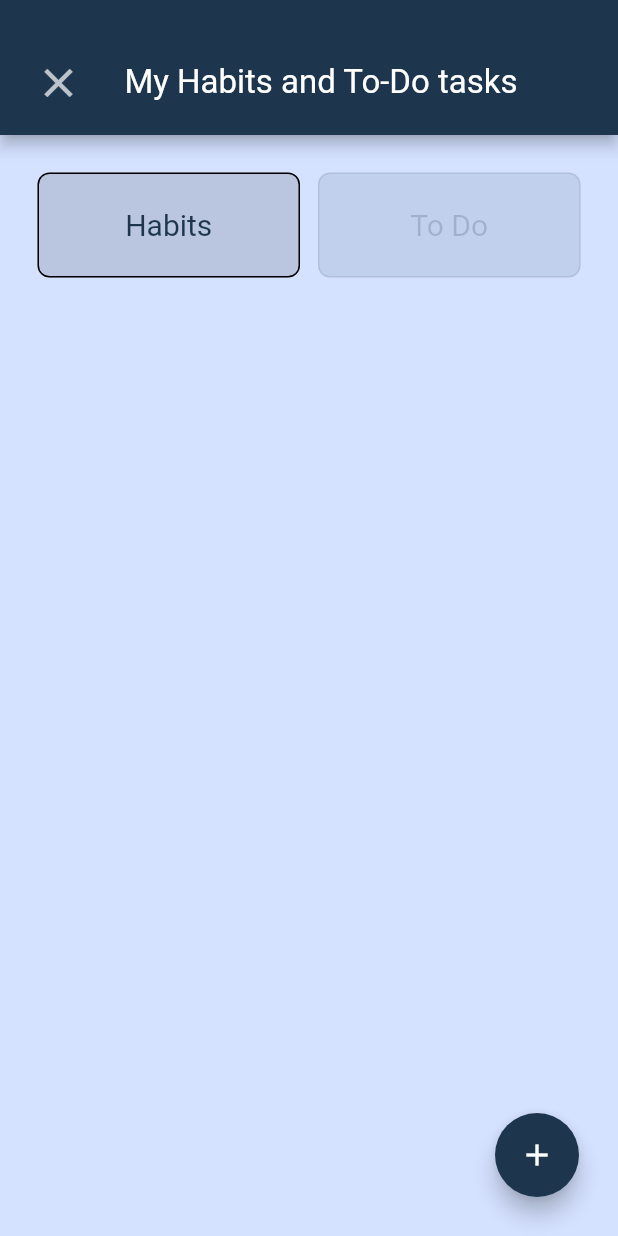
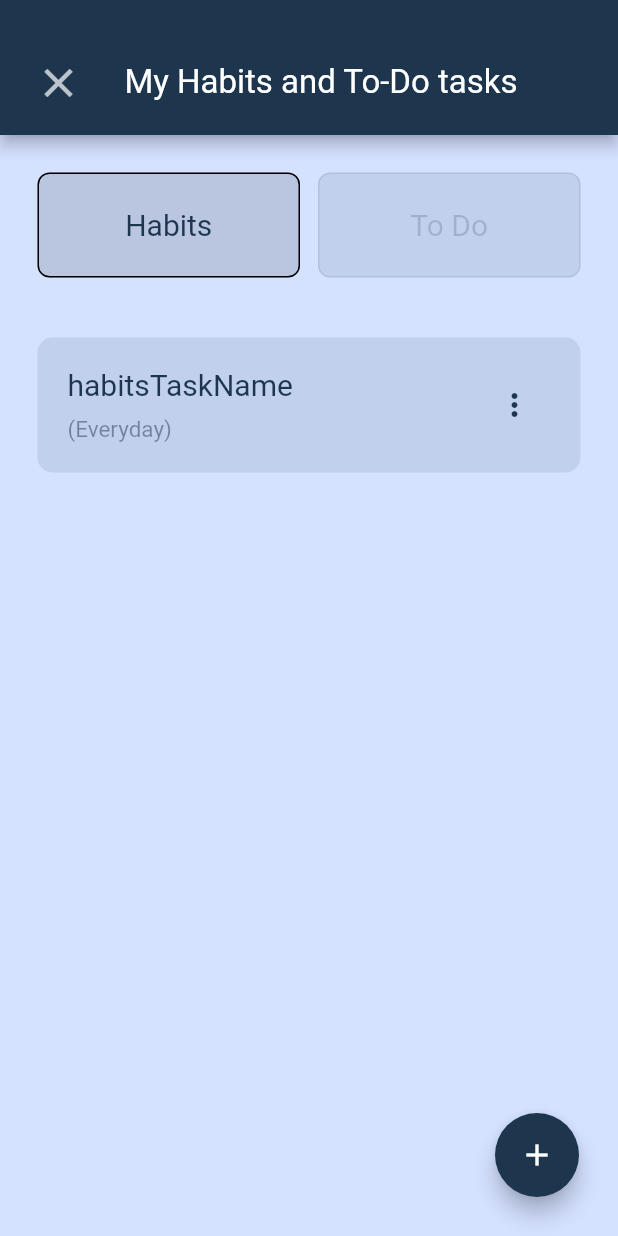
Before and after one commit to Alpha-Ronald/task_tracker-app, a Flutter app: the EditTasksPage screen opened directly, on a phone screen of 412 x 824 dp. Run offline on Flutter 3.47's test engine with Material 2 defaults, Android fonts, the phone set to English and light mode, and no system bars.

Commit message:
HabitsTile for edit complete

```diff
--- a/lib/Edit Tasks/edit_tasks_page.dart
+++ b/lib/Edit Tasks/edit_tasks_page.dart
@@ -41,10 +41,14 @@ class EditTasksPageState extends State<EditTasksPage> {
                   });
                 },
               ),
+              const SizedBox(
+                height: 40,
+              ),
               /*if (showHabitsList)
                 CustomTaskList()
               else
                 CompulsoryTaskList(),*/
+              const HabitsTileEdits(),
             ],
           ),
         ),
@@ -53,3 +57,117 @@ class EditTasksPageState extends State<EditTasksPage> {
 }
 
 //Color(0xFF1D364D)
+
+class HabitsTileEdits extends StatelessWidget {
+  const HabitsTileEdits({super.key});
+
+  @override
+  Widget build(BuildContext context) {
+    return Container(
+        height: 90,
+        width: double.maxFinite,
+        padding: const EdgeInsets.all(20),
+        decoration: BoxDecoration(
+            color: const Color(0xFF1D364D).withOpacity(0.1),
+            borderRadius: BorderRadius.circular(10)),
+        child:
+            Row(mainAxisAlignment: MainAxisAlignment.spaceBetween, children: [
+          Column(
+            mainAxisAlignment: MainAxisAlignment.spaceBetween,
+            crossAxisAlignment: CrossAxisAlignment.start,
+            children: [
+              Text(
+                'habitsTaskName',
+                style: Theme.of(context)
+                    .textTheme
+                    .displaySmall
+                    ?.copyWith(fontSize: 20),
+              ),
+              Text(
+                '(Everyday)',
+                style: Theme.of(context).textTheme.displaySmall?.copyWith(
+                    fontSize: 15,
+                    color: const Color(0xFF1D364D).withOpacity(0.5)),
+              )
+            ],
+          ),
+          //IconButton(onPressed: () {}, icon: Icon(more))
+          const PopUpOptions()
+        ]));
+  }
+}
+
+class PopUpOptions extends StatelessWidget {
+  const PopUpOptions({super.key});
+
+  @override
+  Widget build(BuildContext context) {
+    return PopupMenuButton(
+      icon: const Icon(Icons.more_vert, color: Color(0xFF1D364D)),
+      itemBuilder: (BuildContext context) => <PopupMenuEntry<String>>[
+        PopupMenuItem<String>(
+          value: 'edit',
+          child: Row(
+            crossAxisAlignment: CrossAxisAlignment.start,
+            mainAxisAlignment: MainAxisAlignment.start,
+            children: [
+              const Icon(
+                Icons.edit_note_outlined,
+                color: Colors.white70,
+                size: 25,
+              ),
+              const SizedBox(
+                width: 10,
+              ),
+              Text(
+                'Edit',
+                style: Theme.of(context)
+                    .textTheme
+                    .displaySmall
+                    ?.copyWith(fontSize: 20, color: Colors.white70),
+              ),
+            ],
+          ),
+        ),
+        PopupMenuItem<String>(
+          value: 'delete',
+          child: Row(
+            mainAxisAlignment: MainAxisAlignment.start,
+            crossAxisAlignment: CrossAxisAlignment.start,
+            children: [
+              const Icon(
+                Icons.delete_forever_outlined,
+                color: Colors.redAccent,
+                size: 25,
+              ),
+              const SizedBox(
+                width: 10,
+              ),
+              Text(
+                'Delete',
+                style: Theme.of(context)
+                    .textTheme
+                    .displaySmall
+                    ?.copyWith(fontSize: 20, color: Colors.white70),
+              ),
+            ],
+          ),
+        ),
+      ],
+      onSelected: (String value) {
+        // Handle item selection
+        if (value == 'edit') {
+          // Handle edit action
+        } else if (value == 'delete') {
+          // Handle delete action
+        }
+      },
+      color: const Color(0xFF1D364D).withOpacity(0.8),
+      //Color(0xFFD4E1FF),
+      offset: const Offset(20, -12),
+      shape: RoundedRectangleBorder(
+        borderRadius: BorderRadius.circular(8.0),
+      ),
+    );
+  }
+}
--- a/lib/Home Page/home_page.dart
+++ b/lib/Home Page/home_page.dart
@@ -2,7 +2,7 @@ import 'package:flutter/material.dart';
 import 'package:tryout/Home%20Page/custom_widgets.dart';
 
 import '../custom_appbars.dart';
-import 'List Views/ListviewBuilders.dart';
+import 'List Views/listviewbuilders.dart';
 import 'buttons.dart';
 
 class HomePage extends StatelessWidget {
```
Also changed, not shown: lib/Home Page/List Views/listviewbuilders.dart (renamed from lib/Home Page/List Views/ListviewBuilders.dart).
